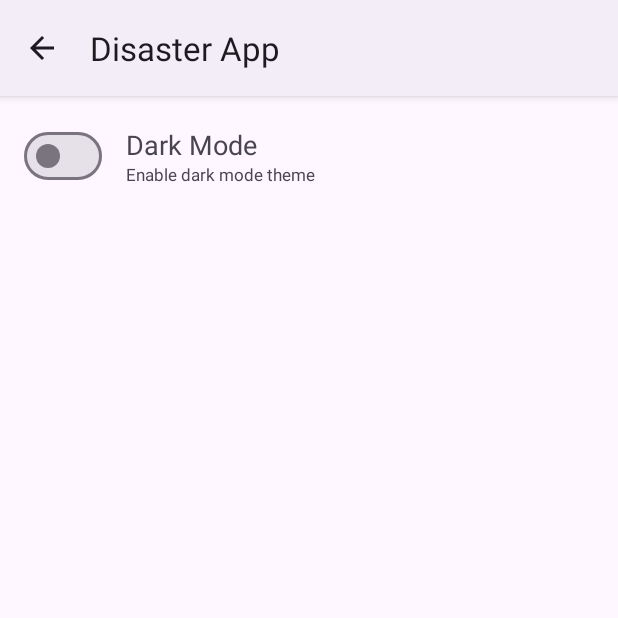
After one commit to GG-3-0-Mobile-Engineering/GG-3-0-Mobile-Engineering-ME14-DisasterApp-GG3MEGP0569-KisusyenniVenessa, an Android app: the SettingsActivity screen opened directly, with no data from a screen before it, on a phone screen of 412 x 824 dp, the top half of it. The commit adds this screen. Run offline under Robolectric (Android 15) with nearby library versions, the phone set to English and light mode, and no system bars.

Commit message:
fix(dark mode): Create settings activity for modifying dark mode

```diff
--- a/app/src/main/AndroidManifest.xml
+++ b/app/src/main/AndroidManifest.xml
@@ -15,12 +15,17 @@
         android:supportsRtl="true"
         android:theme="@style/Theme.DisasterApp"
         tools:targetApi="31">
+        <activity
+            android:name=".view.SettingsActivity"
+            android:exported="false"
+            android:parentActivityName=".view.MainActivity"/>
 
         <meta-data
             android:name="com.google.android.geo.API_KEY"
             android:value="${MAPS_API_KEY}" />
 
         <activity
+            android:theme="@style/Base.Theme.DisasterApp.NoActionBar"
             android:name=".view.MainActivity"
             android:exported="true">
             <intent-filter>
--- /dev/null
+++ b/app/src/main/java/com/kisusyenni/disasterapp/view/SettingsActivity.kt
@@ -0,0 +1,53 @@
+package com.kisusyenni.disasterapp.view
+
+import android.os.Bundle
+import android.widget.CompoundButton
+import androidx.appcompat.app.AppCompatActivity
+import androidx.appcompat.app.AppCompatDelegate
+import androidx.lifecycle.Lifecycle
+import androidx.lifecycle.lifecycleScope
+import androidx.lifecycle.repeatOnLifecycle
+import com.kisusyenni.disasterapp.databinding.ActivitySettingsBinding
+import com.kisusyenni.disasterapp.viewmodel.SettingsViewModel
+import kotlinx.coroutines.launch
+import org.koin.android.ext.android.inject
+
+class SettingsActivity : AppCompatActivity() {
+    private lateinit var binding: ActivitySettingsBinding
+    private val viewModel by inject<SettingsViewModel>()
+
+    private fun observeTheme() {
+        viewModel.getTheme()
+        lifecycleScope.launch {
+            repeatOnLifecycle(Lifecycle.State.STARTED) {
+                viewModel.isDarkMode.collect { isDarkMode ->
+                    if (isDarkMode) {
+                        binding.switchTheme.isChecked = true
+                        AppCompatDelegate.setDefaultNightMode(AppCompatDelegate.MODE_NIGHT_YES)
+                    } else {
+                        binding.switchTheme.isChecked = false
+                        AppCompatDelegate.setDefaultNightMode(AppCompatDelegate.MODE_NIGHT_NO)
+                    }
+                }
+            }
+        }
+    }
+
+    private fun switchTheme() {
+        binding.switchTheme.setOnCheckedChangeListener { _: CompoundButton?, isChecked: Boolean ->
+            viewModel.saveTheme(isChecked)
+        }
+    }
+
+    override fun onCreate(savedInstanceState: Bundle?) {
+        super.onCreate(savedInstanceState)
+        binding = ActivitySettingsBinding.inflate(layoutInflater)
+        setContentView(binding.root)
+
+        supportActionBar?.setDisplayHomeAsUpEnabled(true)
+        supportActionBar?.setDisplayShowHomeEnabled(true)
+
+        observeTheme()
+        switchTheme()
+    }
+}
--- /dev/null
+++ b/app/src/main/java/com/kisusyenni/disasterapp/viewmodel/SettingsViewModel.kt
@@ -0,0 +1,28 @@
+package com.kisusyenni.disasterapp.viewmodel
+
+import androidx.lifecycle.ViewModel
+import androidx.lifecycle.viewModelScope
+import com.kisusyenni.disasterapp.data.SettingsPreference
+import kotlinx.coroutines.flow.MutableStateFlow
+import kotlinx.coroutines.flow.StateFlow
+import kotlinx.coroutines.flow.first
+import kotlinx.coroutines.launch
+
+class SettingsViewModel(private  val preferences: SettingsPreference): ViewModel() {
+
+    private val _isDarkMode: MutableStateFlow<Boolean> = MutableStateFlow(false)
+    val isDarkMode: StateFlow<Boolean> = _isDarkMode
+
+    fun getTheme() {
+        viewModelScope.launch {
+            _isDarkMode.value = preferences.getTheme().first()
+        }
+    }
+
+    fun saveTheme(isDarkMode: Boolean) {
+        viewModelScope.launch {
+            _isDarkMode.value = isDarkMode
+            preferences.saveTheme(isDarkMode)
+        }
+    }
+}
--- /dev/null
+++ b/app/src/main/res/drawable/ic_settings_24.xml
@@ -0,0 +1,5 @@
+<vector android:height="24dp" android:tint="#000000"
+    android:viewportHeight="24" android:viewportWidth="24"
+    android:width="24dp" xmlns:android="http://schemas.android.com/apk/res/android">
+    <path android:fillColor="@android:color/white" android:pathData="M19.14,12.94c0.04,-0.3 0.06,-0.61 0.06,-0.94c0,-0.32 -0.02,-0.64 -0.07,-0.94l2.03,-1.58c0.18,-0.14 0.23,-0.41 0.12,-0.61l-1.92,-3.32c-0.12,-0.22 -0.37,-0.29 -0.59,-0.22l-2.39,0.96c-0.5,-0.38 -1.03,-0.7 -1.62,-0.94L14.4,2.81c-0.04,-0.24 -0.24,-0.41 -0.48,-0.41h-3.84c-0.24,0 -0.43,0.17 -0.47,0.41L9.25,5.35C8.66,5.59 8.12,5.92 7.63,6.29L5.24,5.33c-0.22,-0.08 -0.47,0 -0.59,0.22L2.74,8.87C2.62,9.08 2.66,9.34 2.86,9.48l2.03,1.58C4.84,11.36 4.8,11.69 4.8,12s0.02,0.64 0.07,0.94l-2.03,1.58c-0.18,0.14 -0.23,0.41 -0.12,0.61l1.92,3.32c0.12,0.22 0.37,0.29 0.59,0.22l2.39,-0.96c0.5,0.38 1.03,0.7 1.62,0.94l0.36,2.54c0.05,0.24 0.24,0.41 0.48,0.41h3.84c0.24,0 0.44,-0.17 0.47,-0.41l0.36,-2.54c0.59,-0.24 1.13,-0.56 1.62,-0.94l2.39,0.96c0.22,0.08 0.47,0 0.59,-0.22l1.92,-3.32c0.12,-0.22 0.07,-0.47 -0.12,-0.61L19.14,12.94zM12,15.6c-1.98,0 -3.6,-1.62 -3.6,-3.6s1.62,-3.6 3.6,-3.6s3.6,1.62 3.6,3.6S13.98,15.6 12,15.6z"/>
+</vector>
--- /dev/null
+++ b/app/src/main/res/layout/activity_settings.xml
@@ -0,0 +1,53 @@
+<?xml version="1.0" encoding="utf-8"?>
+<LinearLayout xmlns:android="http://schemas.android.com/apk/res/android"
+    xmlns:app="http://schemas.android.com/apk/res-auto"
+    xmlns:tools="http://schemas.android.com/tools"
+    android:layout_width="match_parent"
+    android:layout_height="match_parent"
+    android:padding="16dp"
+    tools:context=".view.SettingsActivity">
+
+    <androidx.constraintlayout.widget.ConstraintLayout
+        android:layout_width="match_parent"
+        android:layout_height="wrap_content">
+
+        <com.google.android.material.materialswitch.MaterialSwitch
+            android:id="@+id/switch_theme"
+            android:layout_width="wrap_content"
+            android:layout_height="match_parent"
+            android:checked="true"
+            app:layout_constraintBottom_toBottomOf="parent"
+            app:layout_constraintStart_toStartOf="parent"
+            app:layout_constraintTop_toTopOf="parent"/>
+
+        <LinearLayout
+            android:layout_width="wrap_content"
+            android:layout_height="wrap_content"
+            android:layout_marginStart="16dp"
+            android:orientation="vertical"
+            app:layout_constraintBottom_toBottomOf="parent"
+            app:layout_constraintStart_toEndOf="@+id/switch_theme"
+            app:layout_constraintTop_toTopOf="parent">
+
+            <TextView
+                android:id="@+id/tv_theme_title"
+                android:layout_width="wrap_content"
+                android:layout_height="wrap_content"
+                android:gravity="center_horizontal"
+                android:text="@string/dark_mode"
+                android:textSize="18sp" />
+
+            <TextView
+                android:id="@+id/tv_theme_desc"
+                android:layout_width="wrap_content"
+                android:layout_height="wrap_content"
+                android:gravity="center_horizontal"
+                android:text="@string/dark_mode_desc"
+                android:textSize="11sp" />
+        </LinearLayout>
+
+
+
+
+    </androidx.constraintlayout.widget.ConstraintLayout>
+</LinearLayout>
--- a/app/src/main/res/values-night/themes.xml
+++ b/app/src/main/res/values-night/themes.xml
@@ -1,7 +1,9 @@
 <resources xmlns:tools="http://schemas.android.com/tools">
     <!-- Base application theme. -->
-    <style name="Base.Theme.DisasterApp" parent="Theme.Material3.DayNight.NoActionBar">
+    <style name="Base.Theme.DisasterApp" parent="Theme.Material3.DayNight">
         <!-- Customize your dark theme here. -->
         <!-- <item name="colorPrimary">@color/my_dark_primary</item> -->
     </style>
+    <style name="Base.Theme.DisasterApp.NoActionBar" parent="Theme.Material3.DayNight.NoActionBar">
+    </style>
 </resources>
--- a/app/src/main/res/values/strings.xml
+++ b/app/src/main/res/values/strings.xml
@@ -19,4 +19,7 @@
     <string name="searchbar_hint">Cari disini</string>
     <string name="notification">Notification</string>
     <string name="theme">Theme</string>
+    <string name="settings">Settings</string>
+    <string name="dark_mode">Dark Mode</string>
+    <string name="dark_mode_desc">Enable dark mode theme</string>
 </resources>
--- a/app/src/main/res/values/themes.xml
+++ b/app/src/main/res/values/themes.xml
@@ -1,10 +1,11 @@
 <resources xmlns:tools="http://schemas.android.com/tools">
     <!-- Base application theme. -->
-    <style name="Base.Theme.DisasterApp" parent="Theme.Material3.DayNight.NoActionBar">
+    <style name="Base.Theme.DisasterApp" parent="Theme.Material3.DayNight">
         <!-- Customize your light theme here. -->
         <!-- <item name="colorPrimary">@color/my_light_primary</item> -->
     </style>
 
+    <style name="Base.Theme.DisasterApp.NoActionBar" parent="Theme.Material3.DayNight.NoActionBar">
+    </style>
     <style name="Theme.DisasterApp" parent="Base.Theme.DisasterApp" />
-
 </resources>
```
Also changed, not shown: app/src/main/java/com/kisusyenni/disasterapp/MyApplication.kt (+4 -3 lines), app/src/main/java/com/kisusyenni/disasterapp/di/ViewModelModule.kt (+10 -2 lines), app/src/main/java/com/kisusyenni/disasterapp/view/MainActivity.kt (+11 -46 lines), app/src/main/java/com/kisusyenni/disasterapp/viewmodel/MainViewModel.kt (+1 -18 lines), app/src/main/res/menu/searchbar_menu.xml (+3 -8 lines).
